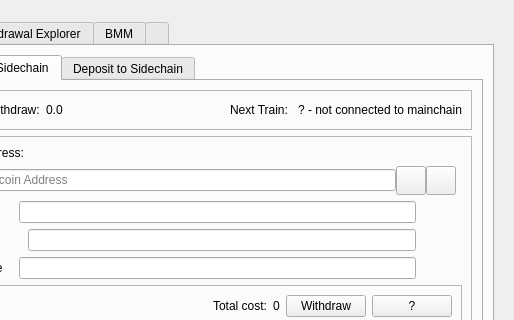
Qt form src/qt/forms/sidechainpage.ui (skydogenet/sidechains) before a commit; both pictures show x 128 to 642 and y 0 to 320 of the 642 by 523 pixel window.
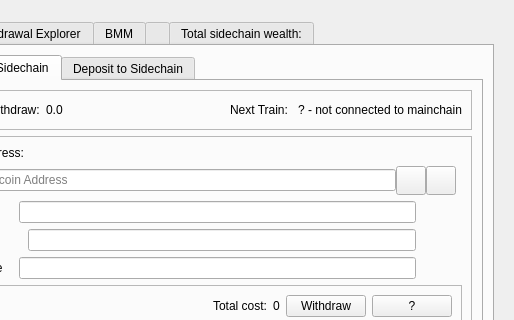
The same form after that commit. Icons and pictures are not drawn. Custom widgets are drawn as their Qt base class.

Commit message: Update wealth tab style

The edit to the form file:
```diff
--- a/src/qt/forms/sidechainpage.ui
+++ b/src/qt/forms/sidechainpage.ui
@@ -33,13 +33,8 @@
           <bool>true</bool>
          </property>
          <property name="styleSheet">
-          <string notr="true">QTabBar::tab:last:disabled {
-    	color: white;
-		background: transparent;
-}
-
+          <string notr="true">/* Make disabled tabs invisible besides text*/
 QTabBar::tab:disabled {
-		color: transparent;
 		background: transparent;
 }
 
@@ -1316,6 +1311,11 @@
            <string/>
           </attribute>
          </widget>
+         <widget class="QWidget" name="tabWealth">
+          <attribute name="title">
+           <string>Total sidechain wealth:</string>
+          </attribute>
+         </widget>
         </widget>
        </item>
       </layout>
```
Left out of the diff: 2 changed lines with no effect on the pictures. The commit also changes 1 other file.
